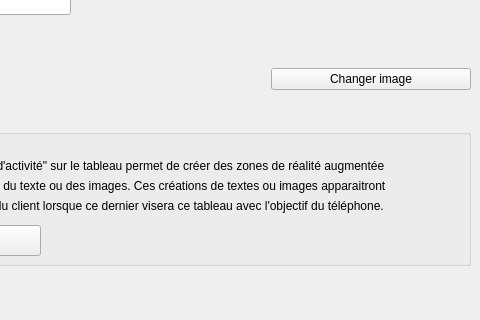
norips/Projet_MBA_ConfigCreator, file formtableau.ui: the form before one commit; both pictures show x 120 to 600 and y 135 to 455 of the 600 by 455 pixel window.
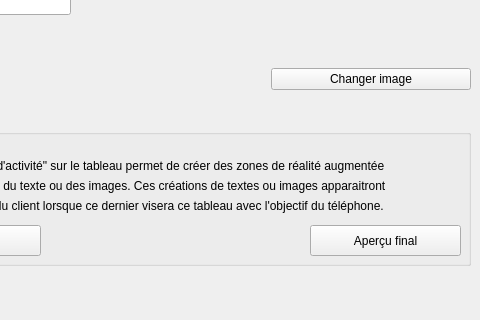
The form after the commit.

Commit message: debut de l'implementaion de l'interface d'aperçu

Patch:
```diff
--- a/formtableau.ui
+++ b/formtableau.ui
@@ -92,6 +92,19 @@
      <string>dans l'application du client lorsque ce dernier visera ce tableau avec l'objectif du téléphone.</string>
     </property>
    </widget>
+   <widget class="QPushButton" name="apercu">
+    <property name="geometry">
+     <rect>
+      <x>420</x>
+      <y>110</y>
+      <width>151</width>
+      <height>31</height>
+     </rect>
+    </property>
+    <property name="text">
+     <string>Aperçu final</string>
+    </property>
+   </widget>
   </widget>
   <widget class="QWidget" name="horizontalLayoutWidget_3">
    <property name="geometry">
```
The commit also changes 7 other files.
